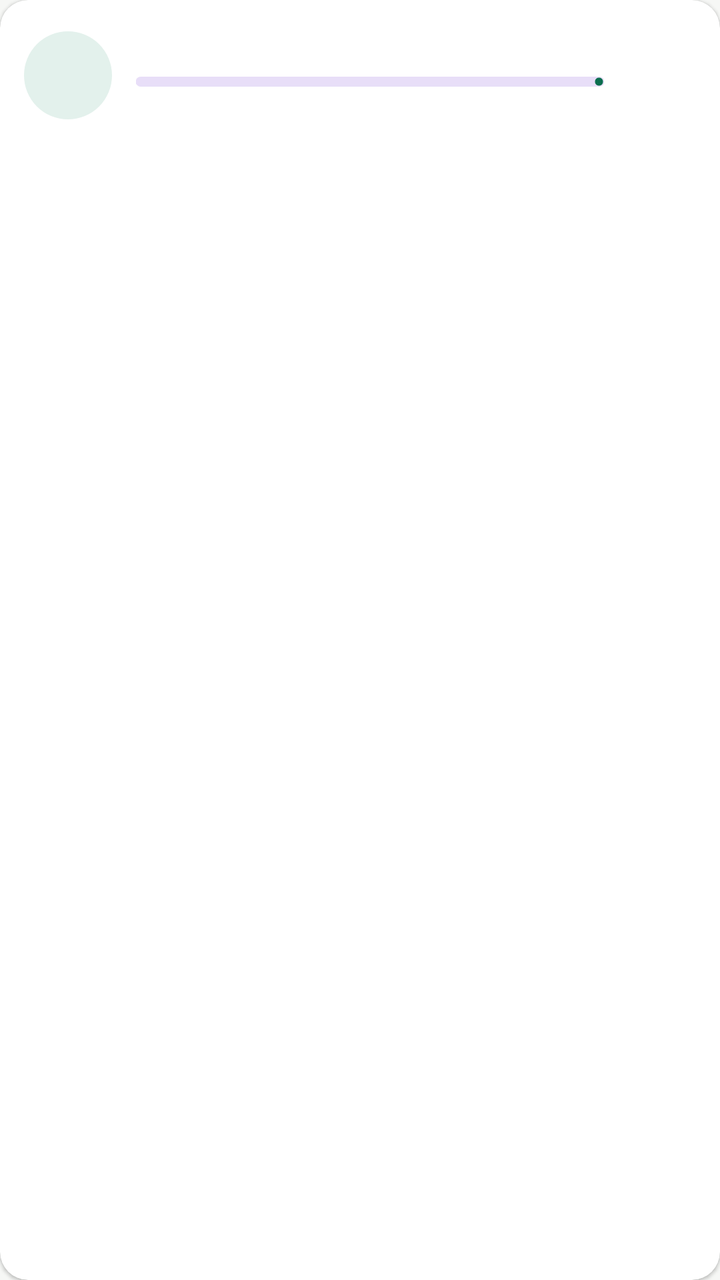
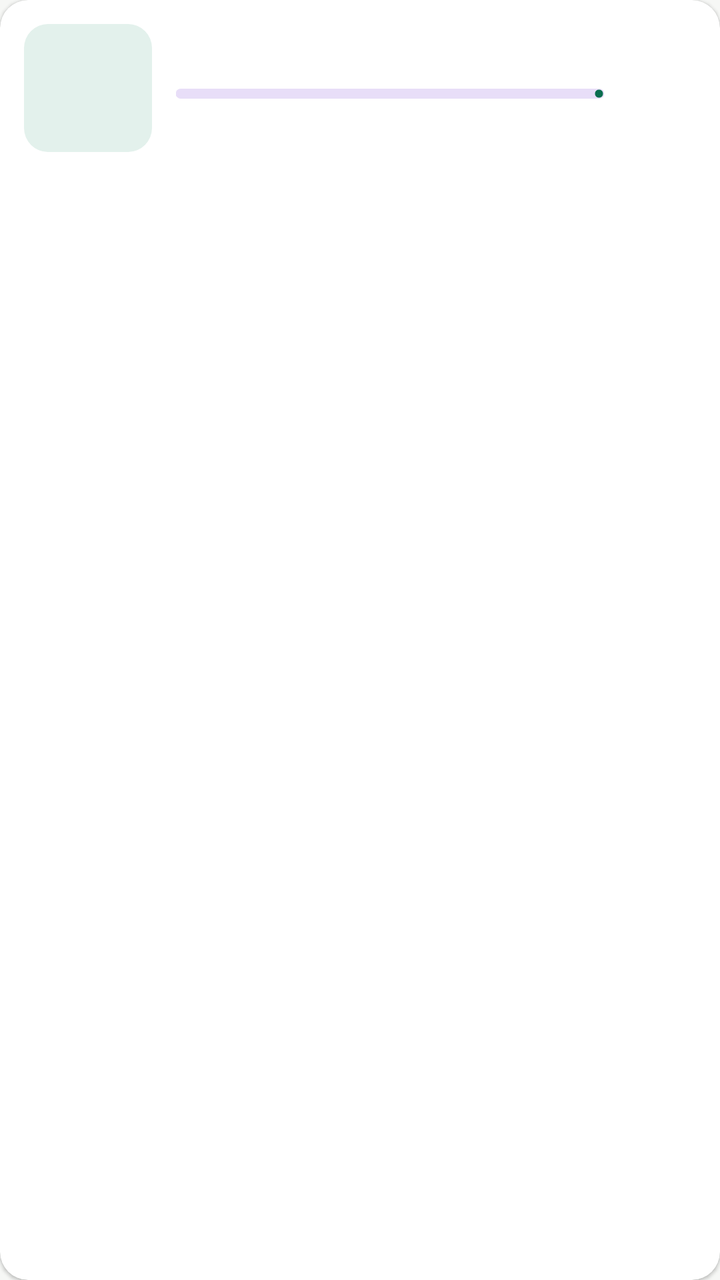

Screens rendered from an Android XML layout before and after an edit, with the pre-edit source and the edit as a unified diff.
<!-- AndroidManifest.xml: application theme Theme.SwiftLoad -->
<!-- res/layout/item_download.xml -->
<?xml version="1.0" encoding="utf-8"?>
<com.google.android.material.card.MaterialCardView xmlns:android="http://schemas.android.com/apk/res/android"
    xmlns:app="http://schemas.android.com/apk/res-auto"
    android:layout_width="match_parent"
    android:layout_height="wrap_content"
    android:layout_margin="6dp"
    app:cardBackgroundColor="@color/card"
    app:cardCornerRadius="14dp"
    app:cardElevation="1dp"
    app:strokeWidth="0dp">

    <LinearLayout
        android:layout_width="match_parent"
        android:layout_height="wrap_content"
        android:gravity="center_vertical"
        android:orientation="horizontal"
        android:padding="12dp">

        <TextView
            android:id="@+id/icon"
            android:layout_width="44dp"
            android:layout_height="44dp"
            android:background="@drawable/icon_bg"
            android:gravity="center"
            android:textSize="22sp" />

        <LinearLayout
            android:layout_width="0dp"
            android:layout_height="wrap_content"
            android:layout_marginStart="12dp"
            android:layout_weight="1"
            android:orientation="vertical">

            <TextView
                android:id="@+id/title"
                android:layout_width="match_parent"
                android:layout_height="wrap_content"
                android:ellipsize="end"
                android:maxLines="2"
                android:textColor="@color/text_primary"
                android:textSize="15sp"
                android:textStyle="bold" />

            <com.google.android.material.progressindicator.LinearProgressIndicator
                android:id="@+id/progress"
                android:layout_width="match_parent"
                android:layout_height="wrap_content"
                android:layout_marginTop="6dp"
                app:indicatorColor="@color/brand"
                app:trackCornerRadius="4dp"
                app:trackThickness="5dp" />

            <TextView
                android:id="@+id/meta"
                android:layout_width="match_parent"
                android:layout_height="wrap_content"
                android:layout_marginTop="4dp"
                android:maxLines="2"
                android:textColor="@color/text_secondary"
                android:textSize="12sp" />
        </LinearLayout>

        <ImageButton
            android:id="@+id/action"
            android:layout_width="40dp"
            android:layout_height="40dp"
            android:layout_marginStart="6dp"
            android:background="?attr/selectableItemBackgroundBorderless"
            android:contentDescription="Action" />
    </LinearLayout>
</com.google.android.material.card.MaterialCardView>
<!-- resources referenced by this layout -->
<resources>
  <color name="brand">#0B6E4F</color>
  <color name="card">#FFFFFF</color>
  <color name="text_primary">#1B1F1D</color>
  <color name="text_secondary">#5E6763</color>
  <!-- drawable icon_bg (drawable) -->
  <?xml version="1.0" encoding="utf-8"?>
  <shape xmlns:android="http://schemas.android.com/apk/res/android" android:shape="oval">
      <solid android:color="#E3F1EC" />
  </shape>
  <style name="Theme.SwiftLoad" parent="Theme.Material3.Light.NoActionBar">
          <item name="colorPrimary">@color/brand</item>
          <item name="colorPrimaryDark">@color/brand_dark</item>
          <item name="colorSecondary">@color/accent</item>
          <item name="colorAccent">@color/accent</item>
          <item name="android:windowBackground">@color/bg</item>
          <item name="android:statusBarColor">@color/brand_dark</item>
      </style>
  <color name="brand_dark">#08513A</color>
  <color name="accent">#F2A541</color>
  <color name="bg">#F6F7F5</color>
</resources>

<!-- the commit's change to res/layout/item_download.xml (unified diff, before → after) -->
@@ -16,13 +16,48 @@
         android:orientation="horizontal"
         android:padding="12dp">
 
-        <TextView
-            android:id="@+id/icon"
-            android:layout_width="44dp"
-            android:layout_height="44dp"
-            android:background="@drawable/icon_bg"
-            android:gravity="center"
-            android:textSize="22sp" />
+        
+        <FrameLayout
+            android:layout_width="64dp"
+            android:layout_height="64dp">
+
+            <TextView
+                android:id="@+id/icon"
+                android:layout_width="match_parent"
+                android:layout_height="match_parent"
+                android:background="@drawable/thumb_bg"
+                android:gravity="center"
+                android:textSize="26sp" />
+
+            <ImageView
+                android:id="@+id/thumb"
+                android:layout_width="match_parent"
+                android:layout_height="match_parent"
+                android:contentDescription="Thumbnail"
+                android:scaleType="centerCrop" />
+
+            <ImageView
+                android:id="@+id/playIcon"
+                android:layout_width="22dp"
+                android:layout_height="22dp"
+                android:layout_gravity="center"
+                android:contentDescription="Video"
+                android:src="@drawable/ic_play_overlay"
+                android:visibility="gone" />
+
+            <TextView
+                android:id="@+id/duration"
+                android:layout_width="wrap_content"
+                android:layout_height="wrap_content"
+                android:layout_gravity="bottom|end"
+                android:layout_margin="3dp"
+                android:background="@drawable/duration_bg"
+                android:paddingHorizontal="3dp"
+                android:textColor="#FFFFFF"
+                android:textSize="10sp"
+                android:textStyle="bold"
+                android:visibility="gone" />
+        </FrameLayout>
 
         <LinearLayout
             android:layout_width="0dp"
<!-- resource entries referenced after the edit -->
@@ -4,10 +4,31 @@
   <color name="card">#FFFFFF</color>
   <color name="text_primary">#1B1F1D</color>
   <color name="text_secondary">#5E6763</color>
-  <!-- drawable icon_bg (drawable) -->
+  <!-- drawable duration_bg (drawable) -->
   <?xml version="1.0" encoding="utf-8"?>
-  <shape xmlns:android="http://schemas.android.com/apk/res/android" android:shape="oval">
+  <shape xmlns:android="http://schemas.android.com/apk/res/android" android:shape="rectangle">
+      <solid android:color="#B3000000" />
+      <corners android:radius="4dp" />
+  </shape>
+  <!-- drawable ic_play_overlay (drawable) -->
+  <?xml version="1.0" encoding="utf-8"?>
+  <vector xmlns:android="http://schemas.android.com/apk/res/android"
+      android:width="24dp"
+      android:height="24dp"
+      android:viewportWidth="24"
+      android:viewportHeight="24">
+      <path
+          android:fillColor="#80000000"
+          android:pathData="M12,2a10,10 0,1 0,0.01 0z" />
+      <path
+          android:fillColor="#FFFFFFFF"
+          android:pathData="M9.5,7.5L16.5,12L9.5,16.5Z" />
+  </vector>
+  <!-- drawable thumb_bg (drawable) -->
+  <?xml version="1.0" encoding="utf-8"?>
+  <shape xmlns:android="http://schemas.android.com/apk/res/android" android:shape="rectangle">
       <solid android:color="#E3F1EC" />
+      <corners android:radius="12dp" />
   </shape>
   <style name="Theme.SwiftLoad" parent="Theme.Material3.Light.NoActionBar">
           <item name="colorPrimary">@color/brand</item>
